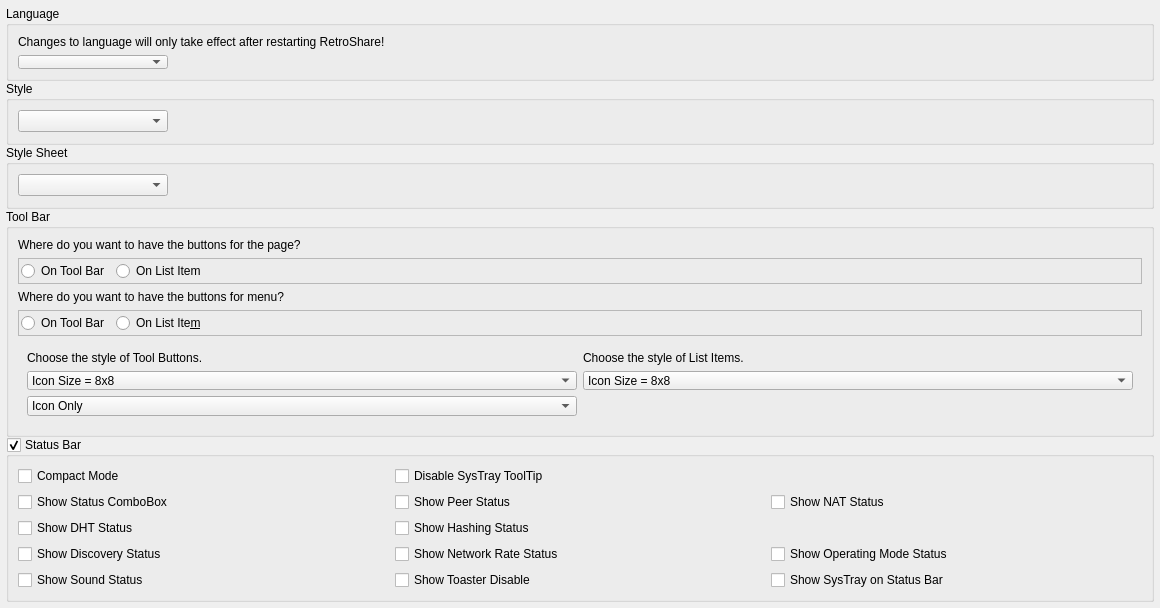
Before: the Qt Designer form retroshare-gui/src/gui/settings/AppearancePage.ui in RetroShare/RetroShare, drawn with Qt 5.
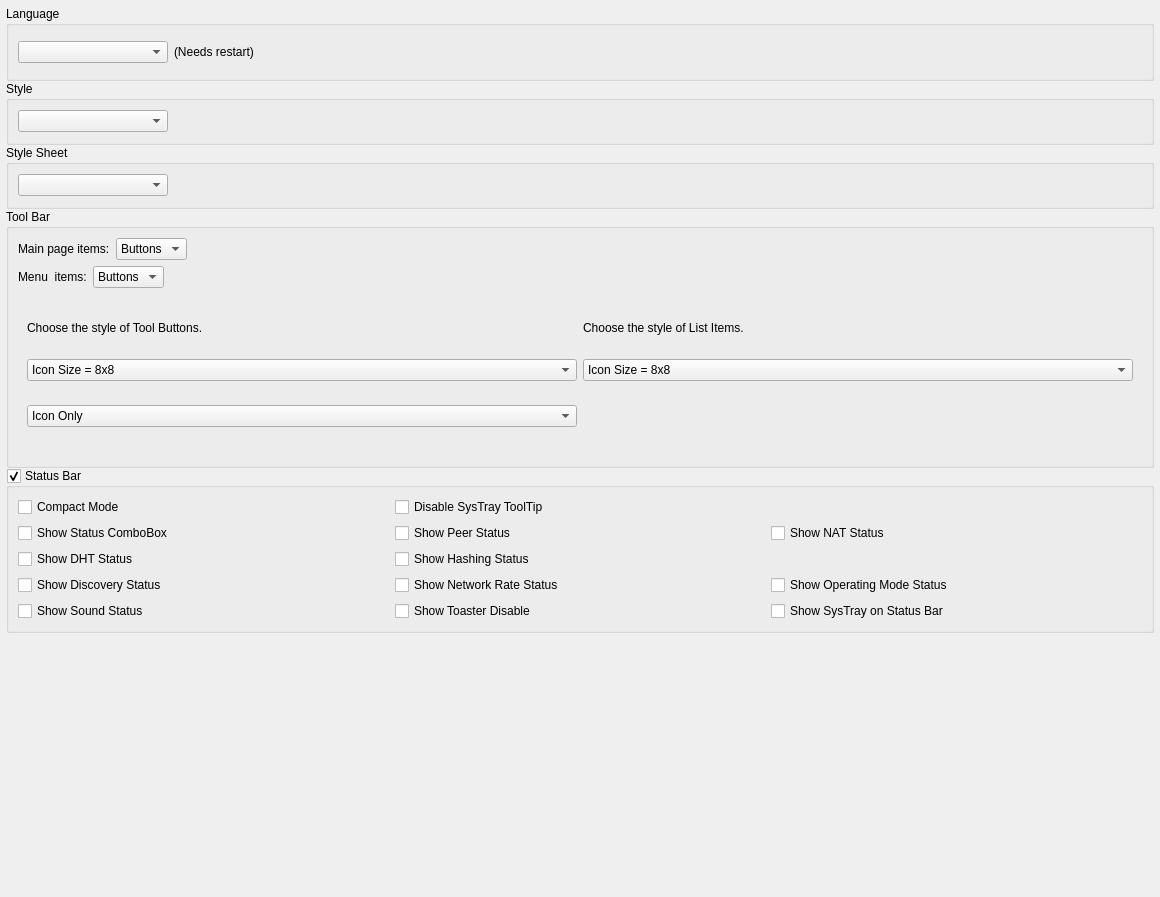
After: the same form once the commit is applied.

Commit message: tested/fixed all option buttons

```diff
--- a/retroshare-gui/src/gui/settings/AppearancePage.ui
+++ b/retroshare-gui/src/gui/settings/AppearancePage.ui
@@ -7,7 +7,7 @@
     <x>0</x>
     <y>0</y>
     <width>1160</width>
-    <height>608</height>
+    <height>897</height>
    </rect>
   </property>
   <property name="contextMenuPolicy">
@@ -44,13 +44,6 @@
       <string>Language</string>
      </property>
      <layout class="QGridLayout" name="grpLanguageGLayout">
-      <item row="0" column="0" colspan="2">
-       <widget class="QLabel" name="labelLanguage">
-        <property name="text">
-         <string>Changes to language will only take effect after restarting RetroShare!</string>
-        </property>
-       </widget>
-      </item>
       <item row="1" column="0">
        <widget class="QComboBox" name="cmboLanguage">
         <property name="minimumSize">
@@ -70,7 +63,7 @@
         </property>
        </widget>
       </item>
-      <item row="1" column="1">
+      <item row="1" column="2">
        <spacer name="grpLanguageHSpacer">
         <property name="orientation">
          <enum>Qt::Horizontal</enum>
@@ -83,6 +76,13 @@
         </property>
        </spacer>
       </item>
+      <item row="1" column="1">
+       <widget class="QLabel" name="labelLanguage">
+        <property name="text">
+         <string>(Needs restart)</string>
+        </property>
+       </widget>
+      </item>
      </layout>
     </widget>
    </item>
@@ -198,124 +198,84 @@
      <property name="title">
       <string>Tool Bar</string>
      </property>
-     <layout class="QGridLayout" name="grpToolBarGLayout">
-      <item row="4" column="0">
-       <widget class="QFrame" name="frameAction">
-        <property name="frameShape">
-         <enum>QFrame::StyledPanel</enum>
-        </property>
-        <property name="frameShadow">
-         <enum>QFrame::Plain</enum>
-        </property>
-        <layout class="QHBoxLayout" name="frameActionHLayout">
-         <property name="leftMargin">
-          <number>2</number>
-         </property>
-         <property name="topMargin">
-          <number>2</number>
-         </property>
-         <property name="rightMargin">
-          <number>2</number>
-         </property>
-         <property name="bottomMargin">
-          <number>2</number>
-         </property>
-         <item>
-          <widget class="QRadioButton" name="rbtActionOnToolBar">
+     <layout class="QVBoxLayout" name="verticalLayout">
+      <item>
+       <layout class="QHBoxLayout" name="horizontalLayout">
+        <item>
+         <widget class="QLabel" name="labelPageToolBar">
+          <property name="text">
+           <string>Main page items:</string>
+          </property>
+         </widget>
+        </item>
+        <item>
+         <widget class="QComboBox" name="mainPageButtonType_CB">
+          <item>
            <property name="text">
-            <string>On Tool Bar</string>
+            <string>Buttons</string>
            </property>
-          </widget>
-         </item>
-         <item>
-          <widget class="QRadioButton" name="rbtActionOnListItem">
+          </item>
+          <item>
            <property name="text">
-            <string>On List Ite&amp;m</string>
+            <string>Item list</string>
            </property>
-          </widget>
-         </item>
-         <item>
-          <spacer name="frameActionHSpacer">
-           <property name="orientation">
-            <enum>Qt::Horizontal</enum>
-           </property>
-           <property name="sizeHint" stdset="0">
-            <size>
-             <width>300</width>
-             <height>16</height>
-            </size>
-           </property>
-          </spacer>
-         </item>
-        </layout>
-       </widget>
+          </item>
+         </widget>
+        </item>
+        <item>
+         <spacer name="framePageHSpacer">
+          <property name="orientation">
+           <enum>Qt::Horizontal</enum>
+          </property>
+          <property name="sizeHint" stdset="0">
+           <size>
+            <width>300</width>
+            <height>16</height>
+           </size>
+          </property>
+         </spacer>
+        </item>
+       </layout>
       </item>
-      <item row="3" column="0">
-       <widget class="QLabel" name="labelActionToolBar">
-        <property name="text">
-         <string>Where do you want to have the buttons for menu?</string>
-        </property>
-       </widget>
-      </item>
-      <item row="2" column="0">
-       <widget class="QFrame" name="framePage">
-        <property name="frameShape">
-         <enum>QFrame::StyledPanel</enum>
-        </property>
-        <property name="frameShadow">
-         <enum>QFrame::Plain</enum>
-        </property>
-        <layout class="QHBoxLayout" name="framePageHLayout">
-         <property name="leftMargin">
-          <number>2</number>
-         </property>
-         <property name="topMargin">
-          <number>2</number>
-         </property>
-         <property name="rightMargin">
-          <number>2</number>
-         </property>
-         <property name="bottomMargin">
-          <number>2</number>
-         </property>
-         <item>
-          <widget class="QRadioButton" name="rbtPageOnToolBar">
+      <item>
+       <layout class="QHBoxLayout" name="horizontalLayout_2">
+        <item>
+         <widget class="QLabel" name="labelActionToolBar">
+          <property name="text">
+           <string>Menu  items:</string>
+          </property>
+         </widget>
+        </item>
+        <item>
+         <widget class="QComboBox" name="menuItemsButtonType_CB">
+          <item>
            <property name="text">
-            <string>On Tool Bar</string>
+            <string>Buttons</string>
            </property>
-          </widget>
-         </item>
-         <item>
-          <widget class="QRadioButton" name="rbtPageOnListItem">
+          </item>
+          <item>
            <property name="text">
-            <string>On List Item</string>
+            <string>Item list</string>
            </property>
-          </widget>
-         </item>
-         <item>
-          <spacer name="framePageHSpacer">
-           <property name="orientation">
-            <enum>Qt::Horizontal</enum>
-           </property>
-           <property name="sizeHint" stdset="0">
-            <size>
-             <width>300</width>
-             <height>16</height>
-            </size>
-           </property>
-          </spacer>
-         </item>
-        </layout>
-       </widget>
+          </item>
+         </widget>
+        </item>
+        <item>
+         <spacer name="frameActionHSpacer">
+          <property name="orientation">
+           <enum>Qt::Horizontal</enum>
+          </property>
+          <property name="sizeHint" stdset="0">
+           <size>
+            <width>300</width>
+            <height>16</height>
+           </size>
+          </property>
+         </spacer>
+        </item>
+       </layout>
       </item>
-      <item row="1" column="0">
-       <widget class="QLabel" name="labelPageToolBar">
-        <property name="text">
-         <string>Where do you want to have the buttons for the page?</string>
-        </property>
-       </widget>
-      </item>
-      <item row="5" column="0">
+      <item>
        <widget class="QFrame" name="frameToolListStyle">
         <property name="sizePolicy">
          <sizepolicy hsizetype="Expanding" vsizetype="Expanding">
```
The commit also changes 5 other files.
